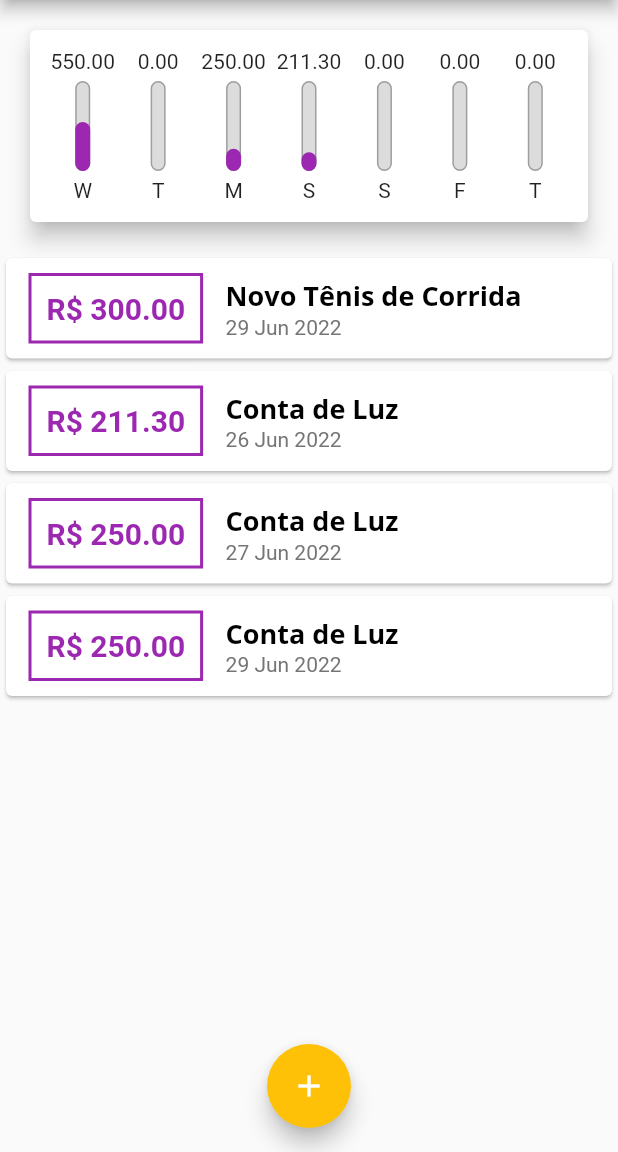
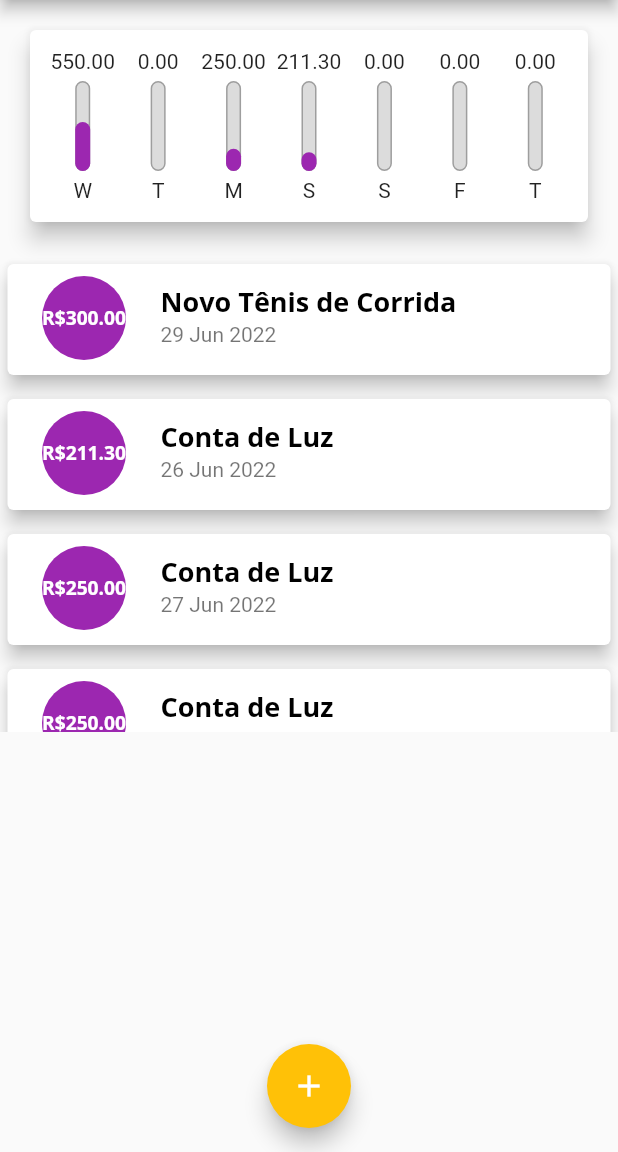
Before and after one commit to CaioNoboa/expenses_APP_Flutter, a Flutter app: the screen it shows after launch, on a phone screen of 412 x 824 dp, the part 84-1236 px from its top. Run offline on Flutter 3.47's test engine with Material 2 defaults, Android fonts, the phone set to English and light mode, and no system bars.

Commit message:
ListTile

```diff
--- a/lib/components/transaction_list.dart
+++ b/lib/components/transaction_list.dart
@@ -10,7 +10,7 @@ class TransactionList extends StatelessWidget {
   @override
   Widget build(BuildContext context) {
     return Container(
-      height: 300, // precisa de uma altura pré-definida para o scroll funcionar
+      height: 320, // precisa de uma altura pré-definida para o scroll funcionar
       child: transactions.isEmpty
           ? Column(
               children: <Widget>[
@@ -30,50 +30,38 @@ class TransactionList extends StatelessWidget {
               ],
             )
           : ListView.builder(
+              itemExtent: 90.0,
               itemCount: transactions.length,
               itemBuilder: (ctx, index) {
                 // com isso, mesmo que tenha 10.000 transações, não as mostrará e as carregará tudo de uma vez, melhorando performance
                 final tr = transactions[index];
                 return Card(
-                  child: Row(
-                    children: [
-                      Container(
+                  elevation: 5,
                   margin: EdgeInsets.symmetric(
-                          horizontal: 15,
-                          vertical: 10,
+                    vertical: 8,
+                    horizontal: 5,
                   ),
-                        decoration: BoxDecoration(
-                          border: Border.all(
-                            color: Theme.of(context).colorScheme.primary,
-                            width: 2,
-                          ),
-                        ),
-                        padding: EdgeInsets.all(10),
+                  child: ListTile(
+                    leading: CircleAvatar(
+                      backgroundColor: Theme.of(context).colorScheme.primary,
+                      radius: 35,
+                      child: Padding(
+                        padding: const EdgeInsets.all(7.0),
+                        child: FittedBox(
                           child: Text(
-                          'R\$ ${tr.value.toStringAsFixed(2)}',
-                          style: TextStyle(
-                            fontWeight: FontWeight.bold,
-                            fontSize: 20,
-                            color: Theme.of(context).colorScheme.primary,
+                            'R\$${tr.value.toStringAsFixed(2)}',
+                            style: Theme.of(context).textTheme.headline5,
                           ),
                         ),
                       ),
-                      Column(
-                        crossAxisAlignment: CrossAxisAlignment.start,
-                        children: [
-                          Text(
+                    ),
+                    title: Text(
                       tr.title,
                       style: Theme.of(context).textTheme.headline6,
                     ),
-                          Text(
+                    subtitle: Text(
                       DateFormat('d MMM y').format(tr.date),
-                            style: TextStyle(
-                              color: Colors.grey.shade600,
                     ),
-                          ),
-                        ],
-                      ),
-                    ],
                   ),
                 );
               },
--- a/lib/main.dart
+++ b/lib/main.dart
@@ -27,6 +27,12 @@ class ExpensesApp extends StatelessWidget {
             fontSize: 18,
             fontWeight: FontWeight.bold,
             color: Colors.black,
+          ),
+          headline5: TextStyle(
+            fontFamily: 'OpenSans',
+            fontSize: 17,
+            fontWeight: FontWeight.bold,
+            color: Colors.white,
           ),
         ),
         appBarTheme: AppBarTheme(
```
Lines whose indentation alone changed are shown as unchanged.
